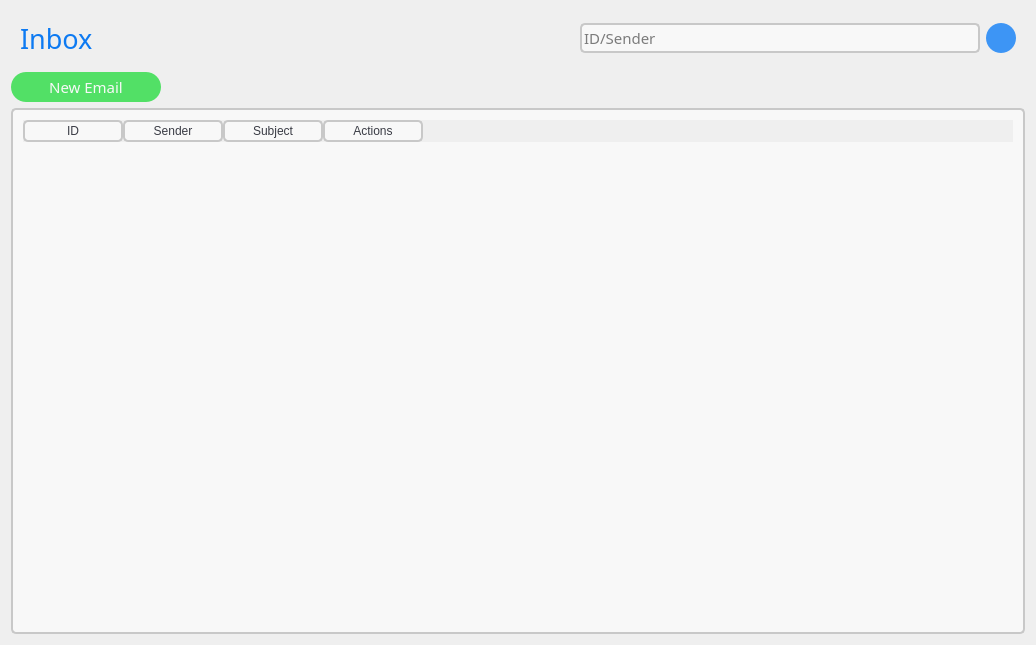
Above: inboxwindow.ui from rrios7/MailSystem before the change. Below: the same form after it.
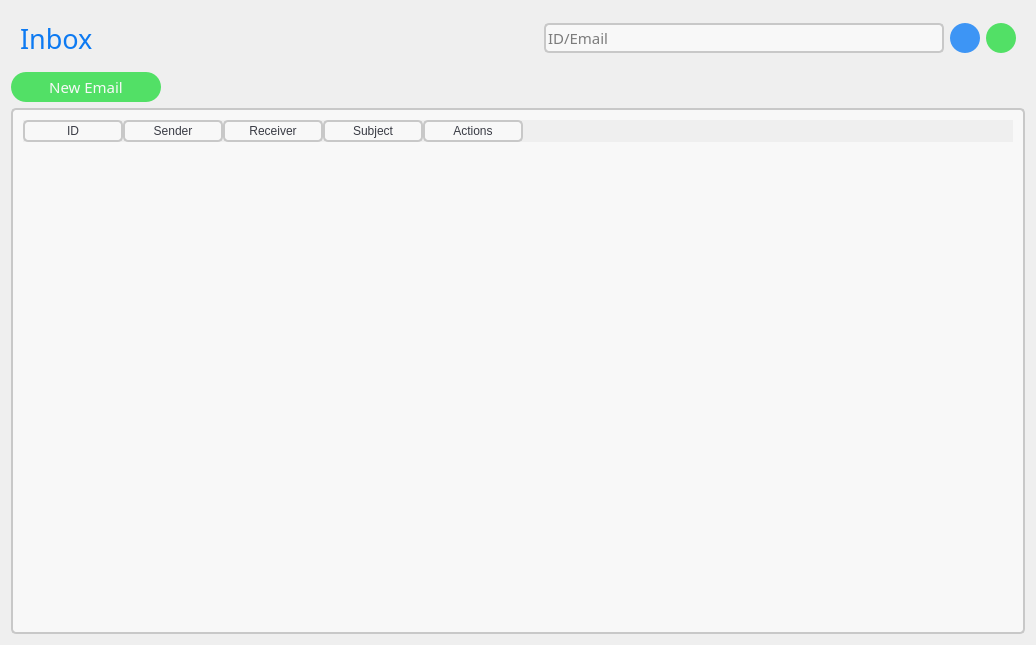
That is the form after the change. Icons and pictures are not drawn.

Commit message: Added Search Options using Secondary Index

What changed in the file:
```diff
--- a/inboxwindow.ui
+++ b/inboxwindow.ui
@@ -47,6 +47,15 @@
 	border-radius: 15px;
 }
 
+#advancedSearchButton {
+	background-color: rgb(82, 224, 102);
+	border-radius: 15px;
+}
+
+#advancedSearchButton:hover {
+	background-color: rgb(39, 216, 63);
+}
+
 .QTableWidget {
 	background-color: rgb(248, 248, 248);
 	padding: 10px;
@@ -194,7 +203,7 @@
          <number>50</number>
         </property>
         <property name="placeholderText">
-         <string>ID/Sender</string>
+         <string>ID/Email</string>
         </property>
        </widget>
       </item>
@@ -235,6 +244,28 @@
         </property>
        </widget>
       </item>
+      <item>
+       <widget class="QPushButton" name="advancedSearchButton">
+        <property name="maximumSize">
+         <size>
+          <width>30</width>
+          <height>30</height>
+         </size>
+        </property>
+        <property name="font">
+         <font>
+          <family>Montserrat</family>
+         </font>
+        </property>
+        <property name="text">
+         <string/>
+        </property>
+        <property name="icon">
+         <iconset resource="resources.qrc">
+          <normaloff>:/icons/advancedsearch.png</normaloff>:/icons/advancedsearch.png</iconset>
+        </property>
+       </widget>
+      </item>
      </layout>
     </widget>
    </item>
@@ -315,7 +346,7 @@
       <string notr="true"/>
      </property>
      <property name="columnCount">
-      <number>4</number>
+      <number>5</number>
      </property>
      <column>
       <property name="text">
@@ -327,6 +358,11 @@
        <string>Sender</string>
       </property>
      </column>
+     <column>
+      <property name="text">
+       <string>Receiver</string>
+      </property>
+     </column>
      <column>
       <property name="text">
        <string>Subject</string>
```
Left out of the diff: 2 changed lines with no effect on the pictures. The commit also changes 22 other files.
